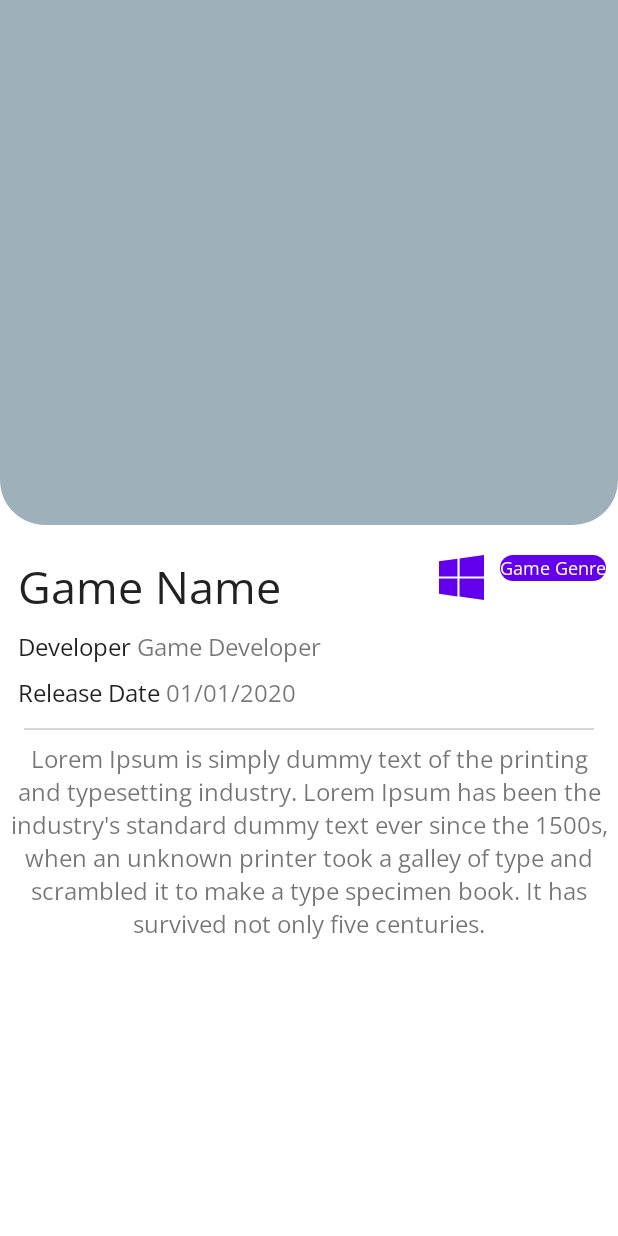
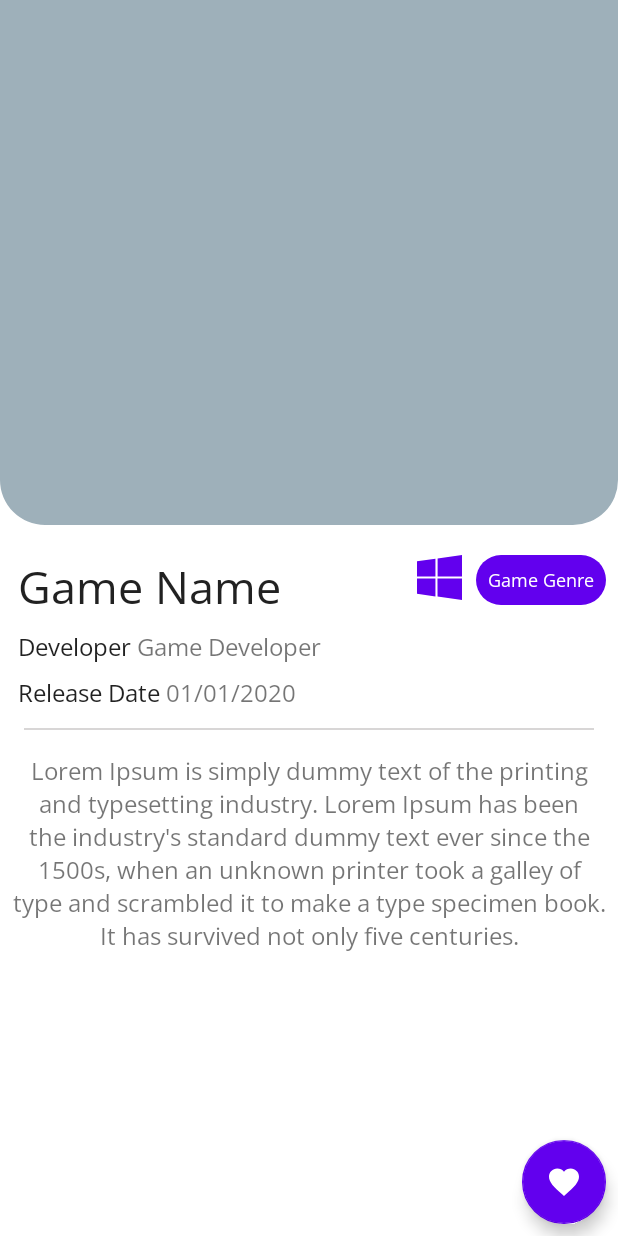
Before and after one commit to cristian2294/4Gamers, an Android app: the GameDetailActivity screen opened directly, with no data from a screen before it, on a phone screen of 412 x 824 dp. Run offline under Robolectric (Android 15) with nearby library versions, the light colour scheme and no system bars; our stand-ins replace Dagger/Hilt's generated code; network calls fail; pictures from the network do not load; 2 statements that could not run were skipped.

Commit message:
Added fixed floating Button in the bottom

```diff
--- a/app/src/main/java/com/example/forgamers/ui/view/GameDetailActivity.kt
+++ b/app/src/main/java/com/example/forgamers/ui/view/GameDetailActivity.kt
@@ -1,9 +1,7 @@
 package com.example.forgamers.ui.view
 
-import android.os.Build
 import androidx.appcompat.app.AppCompatActivity
 import android.os.Bundle
-import android.view.WindowManager
 import android.widget.ImageView
 import android.widget.TextView
 import androidx.activity.viewModels
@@ -38,11 +36,13 @@ class GameDetailActivity : AppCompatActivity() {
         binding = ActivitylGameDetailBinding.inflate(layoutInflater)
         setContentView(binding.root)
 
+        /*
         if(Build.VERSION.SDK_INT >= Build.VERSION_CODES.KITKAT){
             window.setFlags(
                 WindowManager.LayoutParams.FLAG_LAYOUT_NO_LIMITS,
                 WindowManager.LayoutParams.FLAG_LAYOUT_NO_LIMITS)
         }
+         */
 
         initUI()
 
--- /dev/null
+++ b/app/src/main/res/drawable/ic_favorite_white.xml
@@ -0,0 +1,5 @@
+<vector android:height="24dp" android:tint="#FFFFFF"
+    android:viewportHeight="24" android:viewportWidth="24"
+    android:width="24dp" xmlns:android="http://schemas.android.com/apk/res/android">
+    <path android:fillColor="@android:color/white" android:pathData="M12,21.35l-1.45,-1.32C5.4,15.36 2,12.28 2,8.5 2,5.42 4.42,3 7.5,3c1.74,0 3.41,0.81 4.5,2.09C13.09,3.81 14.76,3 16.5,3 19.58,3 22,5.42 22,8.5c0,3.78 -3.4,6.86 -8.55,11.54L12,21.35z"/>
+</vector>
--- a/app/src/main/res/layout/activityl_game_detail.xml
+++ b/app/src/main/res/layout/activityl_game_detail.xml
@@ -1,11 +1,21 @@
 <?xml version="1.0" encoding="utf-8"?>
-<ScrollView  xmlns:android="http://schemas.android.com/apk/res/android"
+<androidx.constraintlayout.widget.ConstraintLayout
+    xmlns:android="http://schemas.android.com/apk/res/android"
+    xmlns:app="http://schemas.android.com/apk/res-auto"
+    xmlns:tools="http://schemas.android.com/tools"
     android:layout_width="match_parent"
-    android:layout_height="match_parent">
+    android:layout_height="match_parent"
+    android:orientation="vertical">
+
+    <ScrollView
+        app:layout_constraintEnd_toStartOf="parent"
+        app:layout_constraintEnd_toEndOf="parent"
+        app:layout_constraintTop_toTopOf="parent"
+        android:layout_width="match_parent"
+        android:layout_height="wrap_content"
+        tools:ignore="UselessParent">
 
         <androidx.constraintlayout.widget.ConstraintLayout
-        xmlns:app="http://schemas.android.com/apk/res-auto"
-        xmlns:tools="http://schemas.android.com/tools"
             android:layout_width="match_parent"
             android:layout_height="wrap_content"
             tools:context=".ui.view.GameDetailActivity"
@@ -140,3 +150,19 @@
         </androidx.constraintlayout.widget.ConstraintLayout>
 
     </ScrollView>
+
+    <com.google.android.material.floatingactionbutton.FloatingActionButton
+        android:layout_width="wrap_content"
+        android:layout_height="wrap_content"
+        android:id="@+id/btn_add_favorites"
+        android:elevation="5dp"
+        app:tint="@color/white"
+        android:src="@drawable/ic_favorite_white"
+        app:backgroundTint="@color/purple_500"
+        android:layout_margin="8dp"
+        app:layout_constraintEnd_toEndOf="parent"
+        app:layout_constraintBottom_toBottomOf="parent"
+        />
+
+
+</androidx.constraintlayout.widget.ConstraintLayout>
```
Lines whose indentation alone changed are shown as unchanged.
